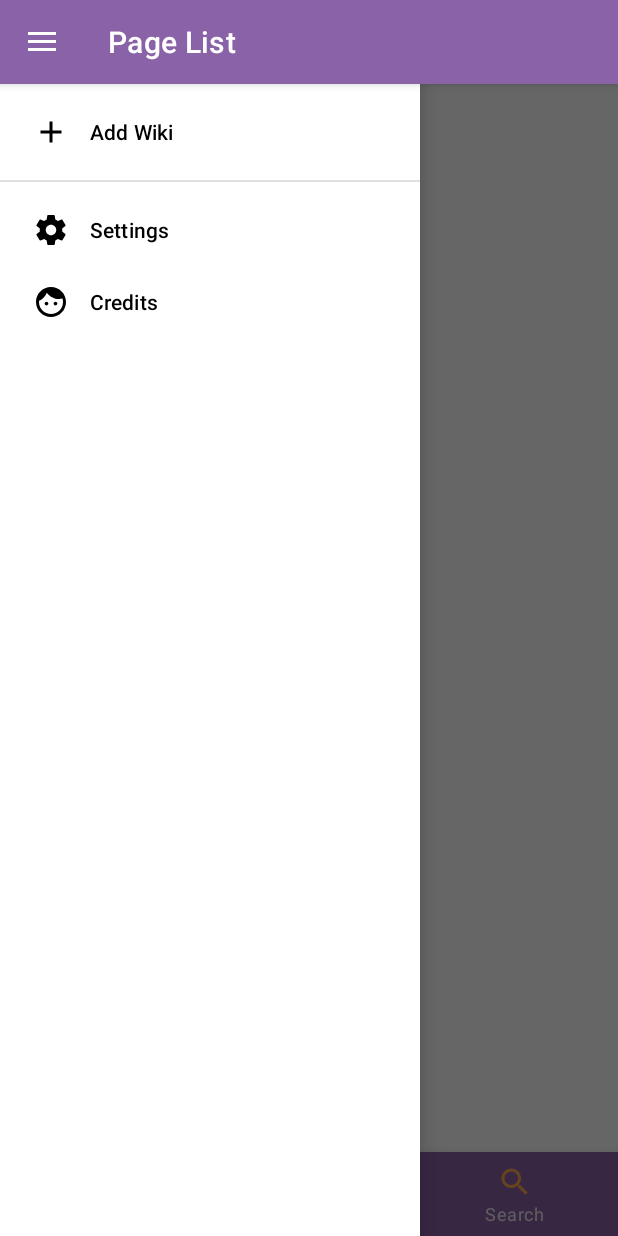
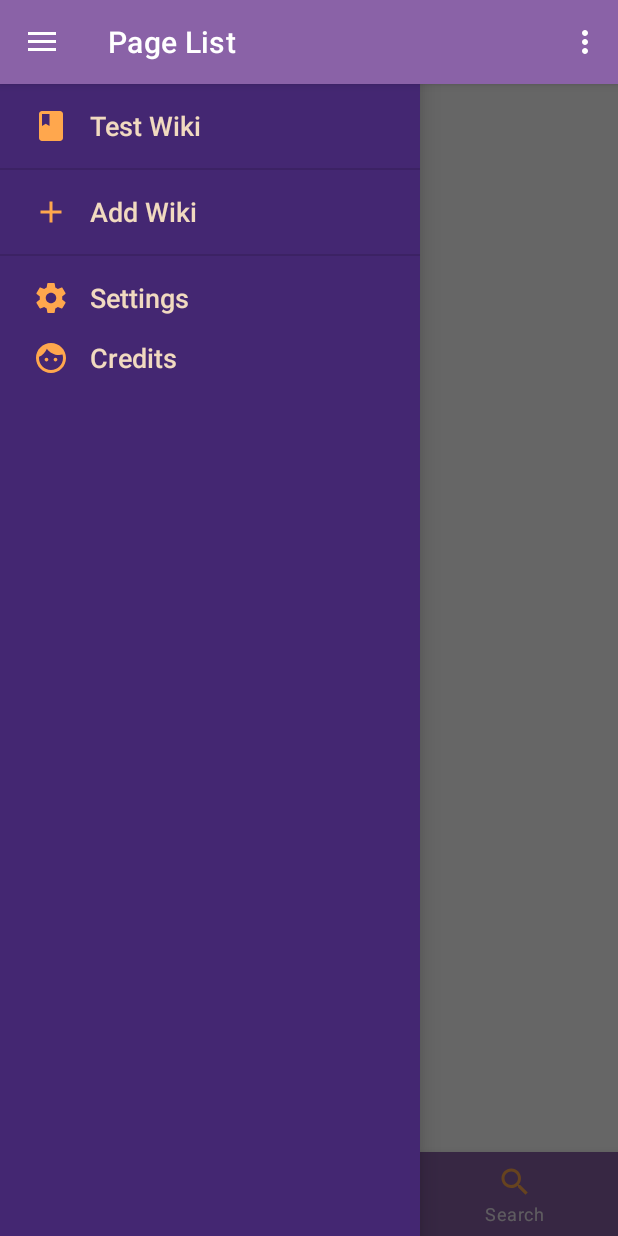
Before and after one commit to sbrl/Pepperminty-Wiki-Client-Android, an Android app: the screen it shows after launch (MainActivity), in the side drawer, after a tap on "Credits", on a phone screen of 412 x 824 dp. Run offline under Robolectric (Android 15) with nearby library versions, the phone set to English and light mode, and no system bars; our stand-ins replace navigation-ui; pictures from the network do not load.

Commit message:
Add a navigation drawer We even have icons - and the settings icon actually works!
...but the associated activities aren't yet implemented.

```diff
--- a/app/build.gradle
+++ b/app/build.gradle
@@ -49,6 +49,7 @@
     implementation 'com.squareup.okhttp3:okhttp:4.9.1'
     implementation 'androidx.swiperefreshlayout:swiperefreshlayout:1.1.0'
     implementation 'org.jsoup:jsoup:1.13.1'
+    implementation 'androidx.annotation:annotation:1.2.0'
     testImplementation 'junit:junit:4.+'
     androidTestImplementation 'androidx.test.ext:junit:1.1.1'
     androidTestImplementation 'androidx.test.espresso:espresso-core:3.2.0'
--- a/app/src/main/java/com/sbrl/peppermint/ui/MainActivity.kt
+++ b/app/src/main/java/com/sbrl/peppermint/ui/MainActivity.kt
@@ -2,20 +2,22 @@
 
 import android.os.Bundle
 import android.util.Log
+import android.view.Menu
 import android.view.MenuItem
-import com.google.android.material.bottomnavigation.BottomNavigationView
+import androidx.appcompat.app.ActionBar
+import androidx.appcompat.app.ActionBarDrawerToggle
 import androidx.appcompat.app.AppCompatActivity
-import androidx.appcompat.widget.Toolbar
-import androidx.core.view.GravityCompat
 import androidx.drawerlayout.widget.DrawerLayout
 import androidx.lifecycle.ViewModelProvider
 import androidx.navigation.findNavController
 import androidx.navigation.ui.AppBarConfiguration
 import androidx.navigation.ui.setupActionBarWithNavController
 import androidx.navigation.ui.setupWithNavController
+import com.google.android.material.bottomnavigation.BottomNavigationView
 import com.google.android.material.navigation.NavigationView
 import com.sbrl.peppermint.R
 import com.sbrl.peppermint.ui.drawers.MainDrawerManager
+
 
 class MainActivity : AppCompatActivity() {
 
@@ -41,35 +43,41 @@
 		drawerLayout = findViewById(R.id.container)
 		navDrawer = findViewById(R.id.navdraw_main)
 
-		drawerManager = MainDrawerManager(this, navDrawer, wikiViewModel.wikiManager.value!!)
-
+		drawerManager = MainDrawerManager(
+			this,
+			drawerLayout,
+			navDrawer,
+			wikiViewModel.wikiManager.value!!
+		)
 
 		// 4: Setup the action bar
 		val navController = findNavController(R.id.nav_host_fragment)
 		// Passing each menu ID as a set of Ids because each
 		// menu should be considered as top level destinations.
-		val appBarConfiguration = AppBarConfiguration(setOf(
-			R.id.navigation_pagelist, R.id.navigation_recentchanges, R.id.navigation_search
-		), drawerLayout)
+		val appBarConfiguration = AppBarConfiguration(
+			setOf(
+				R.id.navigation_pagelist, R.id.navigation_recentchanges, R.id.navigation_search
+			), drawerLayout
+		)
 		setupActionBarWithNavController(navController, appBarConfiguration)
 		navBottom.setupWithNavController(navController)
-		navDrawer.setupWithNavController(navController)
+		// Note to self: Do NOT call setupWithNavController here on the navDrawer - it will prevent us from listening to any events! Ref https://stackoverflow.com/a/62859704/1460422
+	}
 
+	override fun onCreateOptionsMenu(menu: Menu?): Boolean {
+		Log.i("MainActivity", "onCreateOptionsMenu")
+		menuInflater.inflate(R.menu.navdrawer_main, menu)
+		return super.onCreateOptionsMenu(menu)
 	}
 
 	override fun onOptionsItemSelected(item: MenuItem): Boolean {
 		// HACK: We just blindly open the drawer here, because we can't figure out an effective way to tellt he buttons on the action bar (that's the bar at the top of the screen) apart without replacing it with our own toolbar...... grumble
-		if(drawerLayout.isDrawerOpen(navDrawer))
-			drawerLayout.closeDrawer(GravityCompat.START)
-		else
-			drawerLayout.openDrawer(GravityCompat.START)
+
+		Log.i("MainActivity", "onOptionsItemSelected")
+
+		drawerManager.toggleDrawer()
 		super.onOptionsItemSelected(item)
 		return true // Allow normal processing to continue
 	}
 
-	override fun onNavigateUp(): Boolean {
-		Log.i("MainActivity", "Opening drawer")
-		drawerLayout.openDrawer(GravityCompat.START)
-		return super.onNavigateUp()
-	}
 }
--- a/app/src/main/java/com/sbrl/peppermint/ui/drawers/MainDrawerManager.kt
+++ b/app/src/main/java/com/sbrl/peppermint/ui/drawers/MainDrawerManager.kt
@@ -1,22 +1,95 @@
 package com.sbrl.peppermint.ui.drawers
 
 import android.content.Context
+import android.content.Intent
+import android.util.Log
 import android.view.Menu
 import android.view.MenuItem
 import androidx.core.content.ContextCompat
+import androidx.core.view.GravityCompat
+import androidx.drawerlayout.widget.DrawerLayout
 import com.google.android.material.navigation.NavigationView
 import com.sbrl.peppermint.R
 import com.sbrl.peppermint.lib.wiki_api.WikiManager
 import com.sbrl.peppermint.ui.EXTRA_WIKI_ID
+import com.sbrl.peppermint.ui.PageViewModel
+import com.sbrl.peppermint.ui.addwiki.AddWikiActivity
+import com.sbrl.peppermint.ui.settings.SettingsActivity
 
-class MainDrawerManager(val context: Context, val drawer: NavigationView, val wikiManager: WikiManager) {
+class MainDrawerManager(val context: Context,
+                        val drawerLayout: DrawerLayout,
+                        val navDrawer: NavigationView,
+                        val wikiManager: WikiManager) {
 	init {
-		drawer.setNavigationItemSelectedListener(::handleItemSelected)
+		navDrawer.setNavigationItemSelectedListener {
+			Log.i("MainDrawerManager", "setNavigationItemSelectedListener")
+			handleItemSelected(it)
+		}
+//		navDrawer.setNavigationItemSelectedListener(::handleItemSelected)
+		navDrawer.bringToFront()
+		populateWikiList()
 	}
 
-	private fun handleItemSelected(it: MenuItem): Boolean {
+	/**
+	 * Handle the selection of an item in the navigation drawer.
+	 * Ref https://developer.android.com/reference/com/google/android/material/navigation/NavigationView.OnNavigationItemSelectedListener
+	 * @param it: The item that was selected.
+	 * @return Whether we were able to successfully handle it or not.
+	 */
+	private fun handleItemSelected(it: MenuItem) : Boolean {
+		Log.i("MainDrawerManager", "Handling selected item")
 
+		// Try to handle it as a wiki
+		if(handleSelectWiki(it)) return true
+
+		Log.i("MainDrawerManager", "It wasn't a wiki")
+
+		// It's not a wiki - let's go through the special buttons
+		return when(it.itemId) {
+			R.id.navdrawer_main_add_wiki -> {
+				val addWikiIntent = Intent(context, AddWikiActivity::class.java)
+				context.startActivity(addWikiIntent)
+
+				true
+			}
+			R.id.navdrawer_main_settings -> {
+				val settingsIntent = Intent(context, SettingsActivity::class.java)
+				context.startActivity(settingsIntent)
+				true
+			}
+			R.id.navdrawer_main_credits -> {
+				val creditsIntent = Intent(context, PageViewModel::class.java)
+				context.startActivity(creditsIntent)
+				true
+			}
+			else -> false // Don't display this as the active item, since if we haven't implemented any functionality yet it won't do anything
+		}
+	}
+
+	/**
+	 * Switches wiki based on the given menu item.
+	 * @param it: The MenuItem to extra the wiki id from.
+	 * @return Whether we were able to successfully switch wiki. If false, then we couldn't find a wiki id attached to the given menu item.
+	 */
+	private fun handleSelectWiki(it: MenuItem) : Boolean {
+		if(it.intent == null || !it.intent.hasExtra(EXTRA_WIKI_ID)) return false
+
+
+		val wikiId = it.intent.getStringExtra(EXTRA_WIKI_ID) ?: return false
+
+		Log.i("MainDrawerManager", "Selecting wiki with id $wikiId and display text ${it.title}")
+		wikiManager.setWiki(wikiId)
 		return true
+	}
+
+	/**
+	 * Toggles the open/closed state of this navigation drawer.
+	 */
+	fun toggleDrawer() {
+		if(drawerLayout.isDrawerOpen(navDrawer))
+			drawerLayout.closeDrawer(GravityCompat.START)
+		else
+			drawerLayout.openDrawer(GravityCompat.START)
 	}
 
 	/**
@@ -25,12 +98,14 @@
 	private fun populateWikiList() {
 		// TODO: Clear the group out first to ensure we don't double up
 		for((id, wiki) in wikiManager.getWikiList()) {
-			val nextMenuItem: MenuItem = drawer.menu.add(
+			val nextMenuItem: MenuItem = navDrawer.menu.add(
 				R.id.navdrawer_main_wikilist,
 				Menu.NONE, Menu.FIRST,
 				wiki.name
 			)
-			nextMenuItem.intent.putExtra(EXTRA_WIKI_ID, wiki.id)
+			nextMenuItem.intent = Intent().apply {
+				putExtra(EXTRA_WIKI_ID, wiki.id)
+			}
 			nextMenuItem.icon = ContextCompat.getDrawable(context, R.drawable.icon_wiki)
 		}
 	}
--- a/app/src/main/res/layout/activity_main.xml
+++ b/app/src/main/res/layout/activity_main.xml
@@ -48,5 +48,10 @@
         android:layout_height="match_parent"
         android:layout_gravity="start"
         android:fitsSystemWindows="true"
+        app:itemTextAppearance="@style/Theme.PeppermintyWiki.NavigationDrawText"
+        android:background="@color/purple_700"
+        app:itemTextColor="@color/white_alt"
+        app:itemIconTint="@color/orange_200"
         app:menu="@menu/navdrawer_main" />
+
 </androidx.drawerlayout.widget.DrawerLayout>
--- a/app/src/main/res/values/themes.xml
+++ b/app/src/main/res/values/themes.xml
@@ -13,5 +13,11 @@
 		<item name="android:statusBarColor" tools:targetApi="l">?attr/colorPrimary</item>
 
 		<item name="android:textSize">22sp</item>
+
+		<item name="android:listPreferredItemHeightSmall">40dp</item>
+		<item name="listPreferredItemHeightSmall">40dp</item>
+	</style>
+	<style name="Theme.PeppermintyWiki.NavigationDrawText" parent="Theme.PeppermintyWiki">
+		<item name="android:textSize">18sp</item>
 	</style>
 </resources>
```
Also changed, not shown: app/src/main/AndroidManifest.xml (+7 -5 lines), app/src/main/java/com/sbrl/peppermint/ui/addwiki/AddWikiActivity.kt (added, +128 -0 lines), app/src/main/java/com/sbrl/peppermint/ui/addwiki/LoggedInUserView.kt (added, +9 -0 lines), app/src/main/java/com/sbrl/peppermint/ui/addwiki/LoginFormState.kt (added, +10 -0 lines), app/src/main/java/com/sbrl/peppermint/ui/addwiki/LoginResult.kt (added, +9 -0 lines), app/src/main/java/com/sbrl/peppermint/ui/addwiki/LoginViewModel.kt (added, +54 -0 lines), app/src/main/java/com/sbrl/peppermint/ui/addwiki/LoginViewModelFactory.kt (added, +25 -0 lines), app/src/main/java/com/sbrl/peppermint/ui/data/LoginDataSource.kt (added, +24 -0 lines), app/src/main/java/com/sbrl/peppermint/ui/data/LoginRepository.kt (added, +46 -0 lines), app/src/main/java/com/sbrl/peppermint/ui/data/Result.kt (added, +18 -0 lines), app/src/main/java/com/sbrl/peppermint/ui/data/model/LoggedInUser.kt (added, +9 -0 lines), app/src/main/res/layout/activity_add_wiki.xml (added, +76 -0 lines), app/src/main/res/values/strings.xml (+9 -0 lines). Lines whose indentation alone changed are shown as unchanged.
